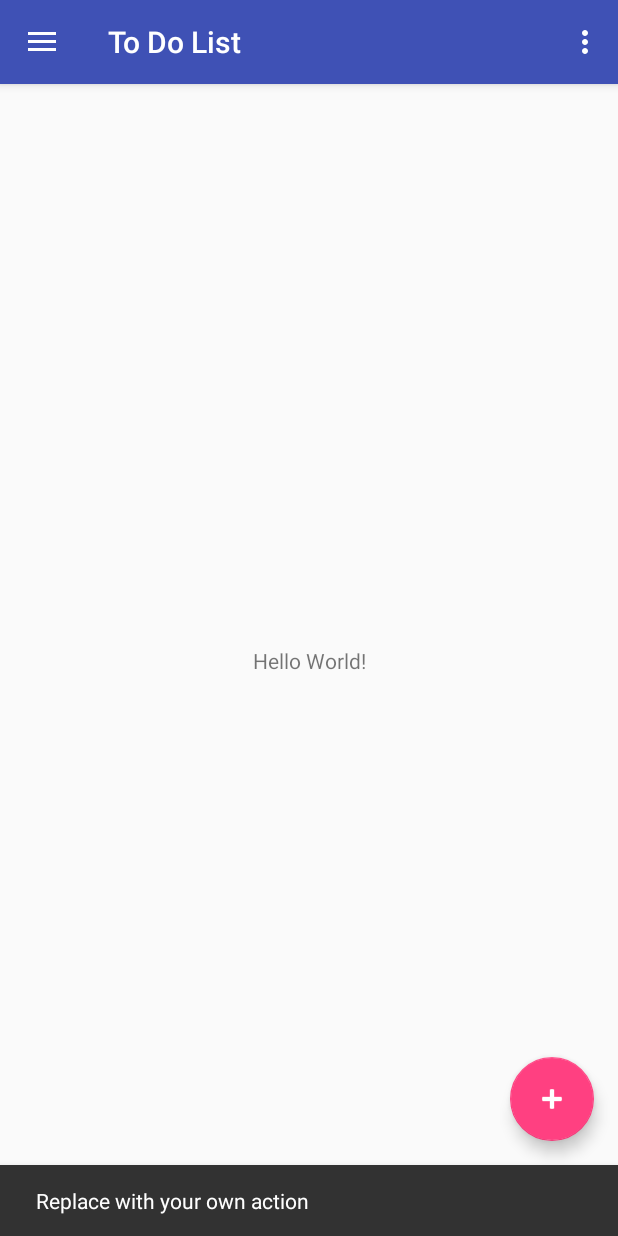
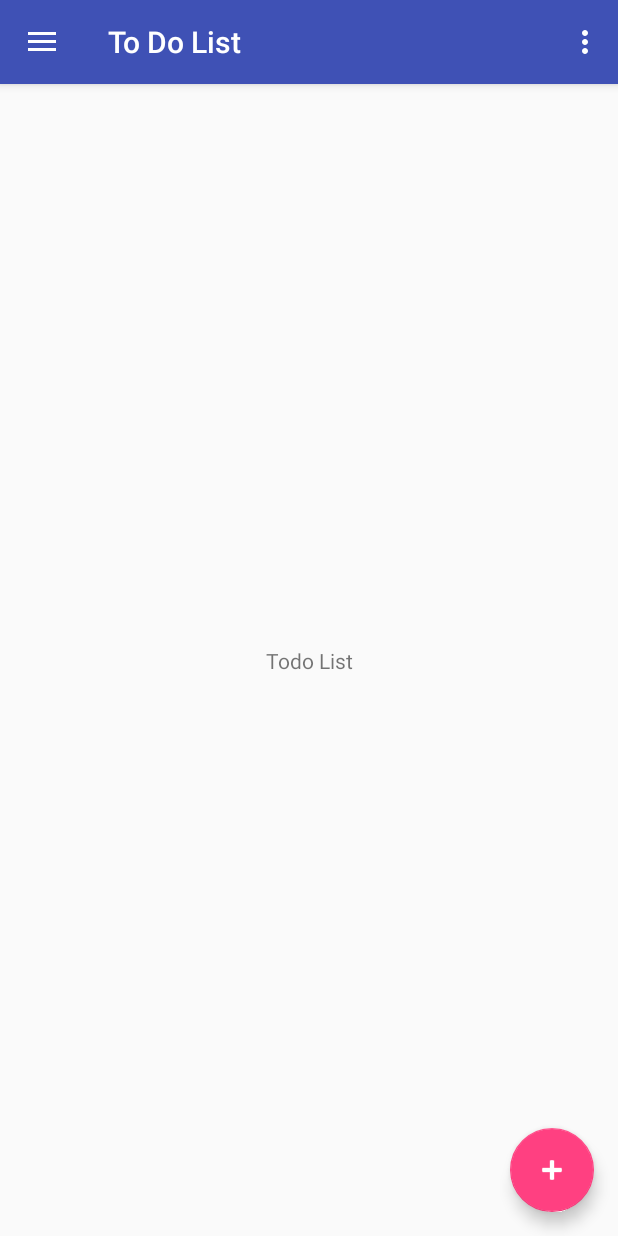
Before and after one commit to aekt/todo-kt, an Android app: the screen it shows after launch (MainActivity), after a tap on an icon or button, on a phone screen of 412 x 824 dp. Run offline under Robolectric (Android 15) with nearby library versions, the phone set to English and light mode, and no system bars.

Commit message:
Add ToDoListFragment and FinishedListFragment

```diff
--- a/app/src/main/java/com/oursky/todolist/MainActivity.kt
+++ b/app/src/main/java/com/oursky/todolist/MainActivity.kt
@@ -1,7 +1,6 @@
 package com.oursky.todolist
 
 import android.os.Bundle
-import android.support.design.widget.Snackbar
 import android.support.design.widget.NavigationView
 import android.support.v4.view.GravityCompat
 import android.support.v7.app.ActionBarDrawerToggle
@@ -18,9 +17,8 @@ class MainActivity : AppCompatActivity(), NavigationView.OnNavigationItemSelecte
         setContentView(R.layout.activity_main)
         setSupportActionBar(toolbar)
 
-        fab.setOnClickListener { view ->
-            Snackbar.make(view, "Replace with your own action", Snackbar.LENGTH_LONG)
-                    .setAction("Action", null).show()
+        fab.setOnClickListener { _ ->
+            //
         }
 
         val toggle = ActionBarDrawerToggle(
@@ -29,6 +27,8 @@ class MainActivity : AppCompatActivity(), NavigationView.OnNavigationItemSelecte
         toggle.syncState()
 
         nav_view.setNavigationItemSelectedListener(this)
+
+        switchToTodoList()
     }
 
     override fun onBackPressed() {
@@ -59,14 +59,27 @@ class MainActivity : AppCompatActivity(), NavigationView.OnNavigationItemSelecte
         // Handle navigation view item clicks here.
         when (item.itemId) {
             R.id.nav_todo -> {
-
+                switchToTodoList()
             }
             R.id.nav_finished -> {
-
+                switchToFinishedList()
             }
         }
 
         drawer_layout.closeDrawer(GravityCompat.START)
         return true
     }
+
+    private fun switchToTodoList() {
+        val ft = supportFragmentManager.beginTransaction()
+        ft.replace(R.id.fragment_placeholder, TodoListFragment())
+        ft.commit()
+    }
+
+    private fun switchToFinishedList() {
+        val ft = supportFragmentManager.beginTransaction()
+        ft.replace(R.id.fragment_placeholder, FinishedListFragment())
+        ft.commit()
+    }
+
 }
--- /dev/null
+++ b/app/src/main/java/com/oursky/todolist/TodoListFragment.kt
@@ -0,0 +1,17 @@
+package com.oursky.todolist
+
+import android.os.Bundle
+import android.support.v4.app.Fragment
+import android.view.LayoutInflater
+import android.view.View
+import android.view.ViewGroup
+
+class TodoListFragment: Fragment() {
+    override fun onCreateView(inflater: LayoutInflater?,
+                              container: ViewGroup?, savedInstanceState: Bundle?): View? {
+
+        // Inflate the layout for this fragment
+        return inflater?.inflate(R.layout.fragment_todo_list,
+                container, false)
+    }
+}
--- a/app/src/main/res/layout/content_main.xml
+++ b/app/src/main/res/layout/content_main.xml
@@ -8,13 +8,10 @@
     tools:context=".MainActivity"
     tools:showIn="@layout/app_bar_main">
 
-    <TextView
-        android:layout_width="wrap_content"
-        android:layout_height="wrap_content"
-        android:text="Hello World!"
-        app:layout_constraintBottom_toBottomOf="parent"
-        app:layout_constraintLeft_toLeftOf="parent"
-        app:layout_constraintRight_toRightOf="parent"
-        app:layout_constraintTop_toTopOf="parent" />
+    <FrameLayout
+        android:id="@+id/fragment_placeholder"
+        android:layout_width="match_parent"
+        android:layout_height="match_parent">
+    </FrameLayout>
 
 </android.support.constraint.ConstraintLayout>
--- /dev/null
+++ b/app/src/main/res/layout/fragment_todo_list.xml
@@ -0,0 +1,16 @@
+<?xml version="1.0" encoding="utf-8"?>
+<android.support.constraint.ConstraintLayout xmlns:android="http://schemas.android.com/apk/res/android"
+    xmlns:app="http://schemas.android.com/apk/res-auto"
+    android:layout_width="match_parent"
+    android:layout_height="match_parent">
+
+    <TextView
+        android:layout_width="wrap_content"
+        android:layout_height="wrap_content"
+        android:text="Todo List"
+        app:layout_constraintBottom_toBottomOf="parent"
+        app:layout_constraintLeft_toLeftOf="parent"
+        app:layout_constraintRight_toRightOf="parent"
+        app:layout_constraintTop_toTopOf="parent" />
+
+</android.support.constraint.ConstraintLayout>
```
Also changed, not shown: app/src/main/java/com/oursky/todolist/FinishedListFragment.kt (added, +17 -0 lines), app/src/main/res/layout/fragment_finished_list.xml (added, +16 -0 lines).
